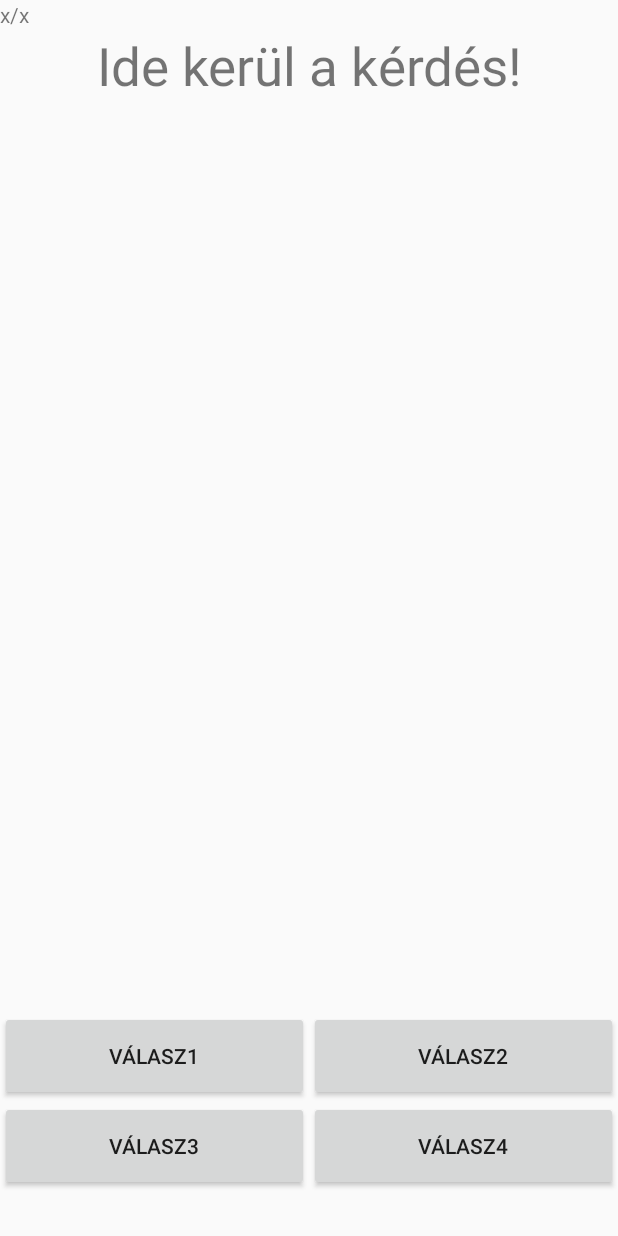
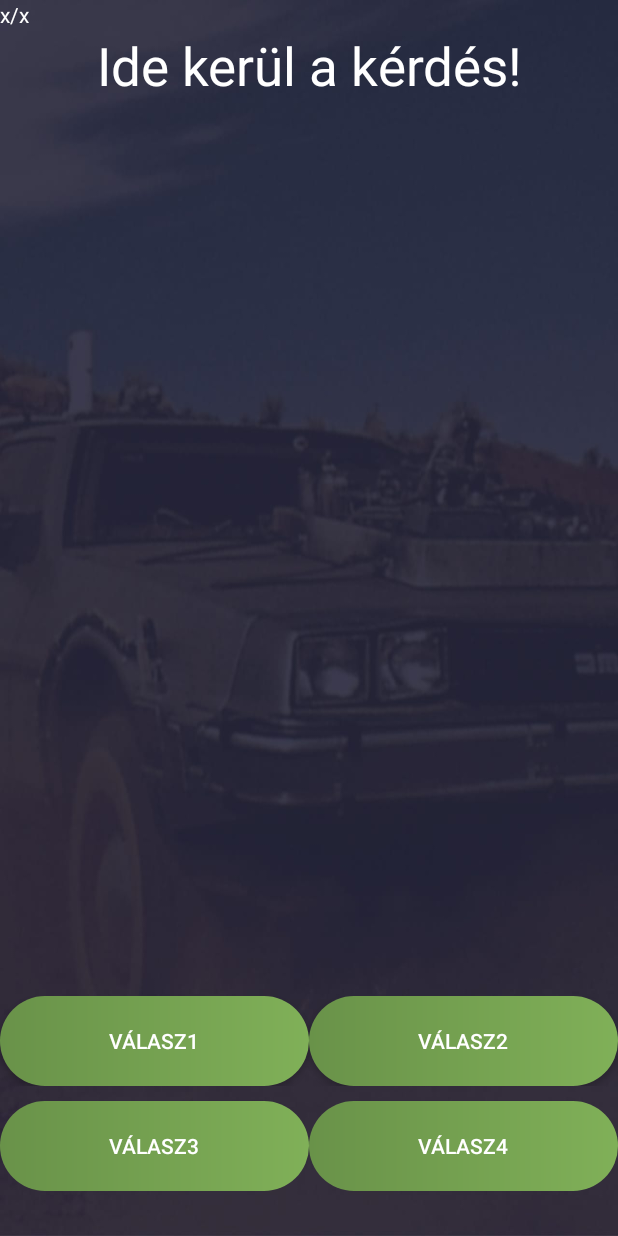
Before and after one commit to redbulldog/quizapp-v1.0, an Android app: the MainActivity screen opened directly, with no data from a screen before it, on a phone screen of 412 x 824 dp. Run offline under Robolectric (Android 15) with nearby library versions, the light colour scheme and no system bars; our stand-ins replace ButterKnife; 10 statements that could not run were skipped.

Commit message:
Design update

```diff
--- a/app/build.gradle
+++ b/app/build.gradle
@@ -30,6 +30,7 @@
 implementation 'com.jakewharton:butterknife:8.8.1'
 annotationProcessor 'com.jakewharton:butterknife-compiler:8.8.1'
 
+
     /*Circle images*/
     implementation 'de.hdodenhof:circleimageview:2.2.0'
 }
--- a/app/src/main/java/com/example/kovacszoltan/quizV1/MainActivity.java
+++ b/app/src/main/java/com/example/kovacszoltan/quizV1/MainActivity.java
@@ -7,12 +7,15 @@
 import android.database.Cursor;
 import android.database.SQLException;
 import android.database.sqlite.SQLiteDatabase;
+import android.graphics.drawable.Drawable;
+import android.os.CountDownTimer;
 import android.os.Vibrator;
 import android.support.v7.app.AlertDialog;
 import android.support.v7.app.AppCompatActivity;
 import android.os.Bundle;
 import android.view.View;
 import android.widget.Button;
+import android.widget.RelativeLayout;
 import android.widget.TextView;
 import android.widget.Toast;
 
@@ -31,6 +34,7 @@
     @BindView(R.id.btn_valasz2) Button btn_valasz2;
     @BindView(R.id.btn_valasz3) Button btn_valasz3;
     @BindView(R.id.btn_valasz4) Button btn_valasz4;
+    @BindView(R.id.Main_act) RelativeLayout Main_act;
     @BindView(R.id.txt_kerdesekszama) TextView txt_kerdesekszama;
 
     private com.example.kovacszoltan.quizV1.DatabaseHelper mDBHelper;
@@ -112,6 +116,7 @@
                 btn_valasz4.setOnClickListener(new View.OnClickListener() {
                     @Override
                     public void onClick(View view) {
+
                         ujkerdes();
                         helyesvalasz();
 
@@ -145,6 +150,7 @@
                 btn_valasz2.setOnClickListener(new View.OnClickListener() {
                     @Override
                     public void onClick(View view) {
+
                         ujkerdes();
                         helyesvalasz();
 
@@ -178,6 +184,7 @@
                 btn_valasz1.setOnClickListener(new View.OnClickListener() {
                     @Override
                     public void onClick(View view) {
+
                         ujkerdes();
                         helyesvalasz();
 
@@ -211,6 +218,7 @@
                 btn_valasz3.setOnClickListener(new View.OnClickListener() {
                     @Override
                     public void onClick(View view) {
+
                         ujkerdes();
                         helyesvalasz();
 
@@ -250,6 +258,7 @@
         if (vibrator.hasVibrator()) {
             vibrator.vibrate(300); // for 500 ms
         }
+
         ujkerdes();
         pontok--;
     }
@@ -283,12 +292,22 @@
         }
         //Toast.makeText(MainActivity.this, Integer.toString(c.getCount()), Toast.LENGTH_SHORT).show();
 
+
+
+
+
+
     }
-private void categorieshelper(){
+private void categorieshelper() {
     SharedPreferences sharedPreferences = getSharedPreferences("Categories", Context.MODE_PRIVATE);
     this.kerdesselect_sql = sharedPreferences.getString("kerdesselect", "");
+    if (this.kerdesselect_sql.equals("* FROM quiz WHERE kategoria='jatekok'")) {
+        Main_act.setBackgroundResource(R.drawable.games_bg);
+    } else if (this.kerdesselect_sql.equals("* FROM quiz WHERE kategoria='etelital'")) {
+        Main_act.setBackgroundResource(R.drawable.food_bg);
+    }
+}
 
-}
 private void databasetolist(){
     c.moveToFirst();
     for(int i=0; i < this.jelenkerdesek; i++)
--- a/app/src/main/res/layout/activity_main.xml
+++ b/app/src/main/res/layout/activity_main.xml
@@ -4,12 +4,15 @@
     xmlns:tools="http://schemas.android.com/tools"
     android:layout_width="match_parent"
     android:layout_height="match_parent"
+    android:id="@+id/Main_act"
+    android:background="@drawable/movies_bg"
     tools:context="com.example.kovacszoltan.quizV1.MainActivity">
 
     <TextView
         android:layout_width="wrap_content"
         android:layout_height="wrap_content"
         android:text="x/x"
+        android:textColor="#fff"
         android:id="@+id/txt_kerdesekszama"/>
 
     <LinearLayout
@@ -23,6 +26,7 @@
             android:layout_height="wrap_content"
             android:text="Ide kerül a kérdés!"
             android:textSize="35dp"
+            android:textColor="#fff"
             android:id="@+id/tv_kerdes"
             android:textAlignment="center"/>
 
@@ -42,6 +46,8 @@
             android:layout_height="match_parent"
             android:id="@+id/btn_valasz1"
             android:text="Válasz1"
+            android:textColor="#fff"
+            android:background="@drawable/rounded_button1"
             android:layout_weight=".5"
 
             />
@@ -50,11 +56,14 @@
             android:layout_height="match_parent"
             android:id="@+id/btn_valasz2"
             android:text="Válasz2"
+            android:textColor="#fff"
+            android:background="@drawable/rounded_button1"
             android:layout_weight="0.5"/>
     </LinearLayout>
     <LinearLayout
         android:layout_width="match_parent"
         android:layout_height="60dp"
+        android:layout_marginTop="10dp"
         android:id="@+id/legalsolinear"
         android:orientation="horizontal"
         android:layout_alignParentBottom="true"
@@ -66,12 +75,16 @@
             android:layout_width="0dip"
             android:layout_height="match_parent"
             android:layout_weight="0.5"
+            android:textColor="#fff"
+            android:background="@drawable/rounded_button1"
             android:text="Válasz3" />
         <Button
             android:layout_width="0dip"
             android:layout_height="match_parent"
             android:id="@+id/btn_valasz4"
             android:text="Válasz4"
+            android:textColor="#fff"
+            android:background="@drawable/rounded_button1"
             android:layout_weight="0.5"/>
     </LinearLayout>
 
--- a/app/src/main/res/layout/activity_score_board.xml
+++ b/app/src/main/res/layout/activity_score_board.xml
@@ -105,5 +105,11 @@
         </TableRow>
 
     </TableLayout>
+    <Button
+        android:layout_width="wrap_content"
+        android:layout_height="wrap_content"
+        android:layout_alignParentBottom="true"
+        android:text="Eredmények törlése"
+        android:id="@+id/clearscore"/>
 
 </RelativeLayout>
```
Also changed, not shown: app/src/main/java/com/example/kovacszoltan/quizV1/ScoreBoard.java (+12 -0 lines), app/src/main/res/drawable/._food_bg.jpg (added), app/src/main/res/drawable/._games_bg.jpg (added), app/src/main/res/drawable/._movies_bg.jpg (added), app/src/main/res/drawable/food_bg.jpg (added), app/src/main/res/drawable/games_bg.jpg (added), app/src/main/res/drawable/movies_bg.jpg (added).
